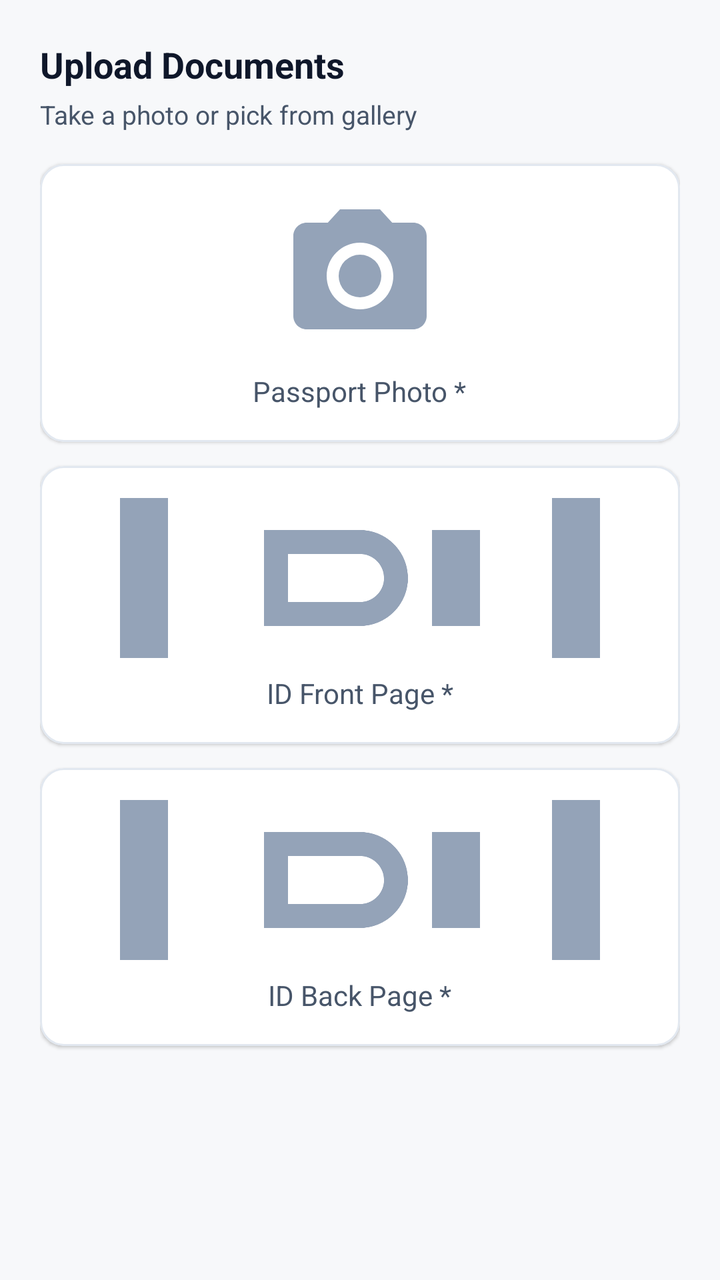
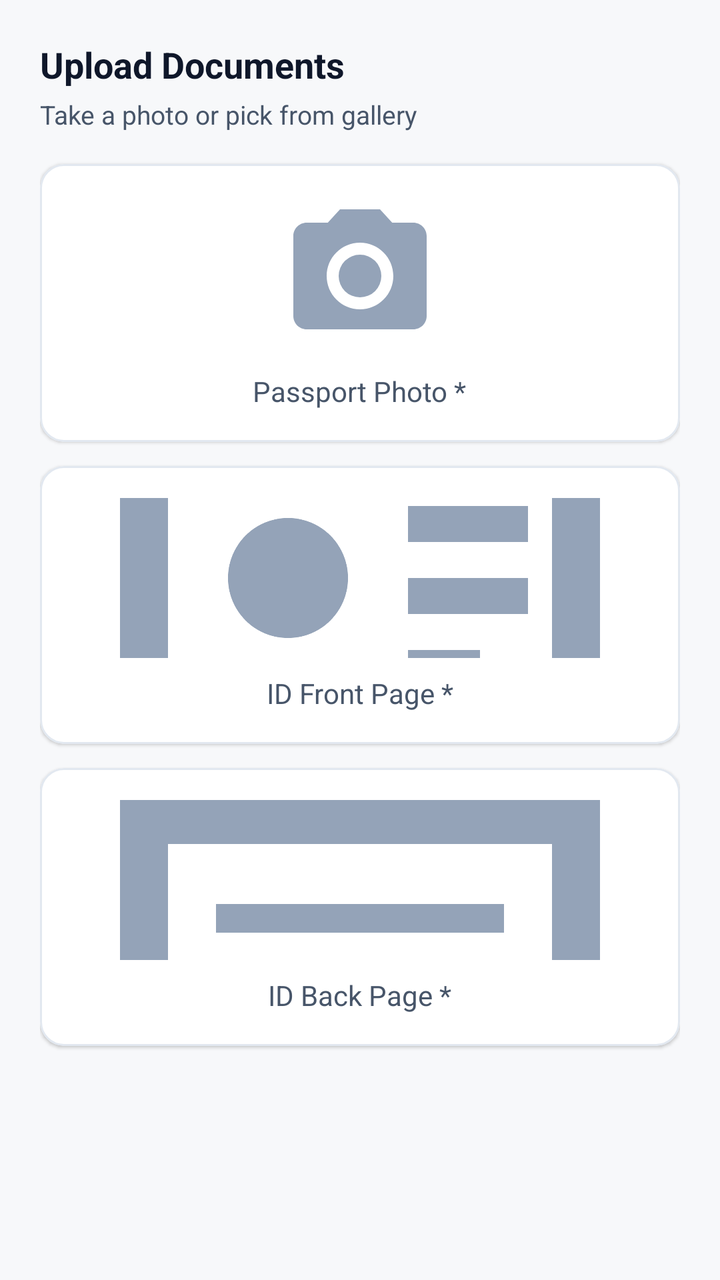

Compare the two renders of this Android layout. The source of the first and the diff that turns it into the second are given below.
<!-- AndroidManifest.xml: application theme Theme.SaccoApp -->
<!-- res/layout/fragment_selfreg_step3.xml -->
<?xml version="1.0" encoding="utf-8"?>
<ScrollView xmlns:android="http://schemas.android.com/apk/res/android"
    xmlns:app="http://schemas.android.com/apk/res-auto"
    android:layout_width="match_parent" android:layout_height="match_parent"
    android:fillViewport="true">

    <LinearLayout android:layout_width="match_parent" android:layout_height="wrap_content"
        android:orientation="vertical" android:padding="20dp">

        <TextView android:layout_width="wrap_content" android:layout_height="wrap_content"
            android:text="Upload Documents"
            android:textColor="@color/text_primary" android:textSize="18sp"
            android:textStyle="bold"/>
        <TextView android:layout_width="wrap_content" android:layout_height="wrap_content"
            android:layout_marginTop="4dp" android:layout_marginBottom="16dp"
            android:text="Take a photo or pick from gallery"
            android:textColor="@color/text_secondary" android:textSize="13sp"/>

        
        <com.google.android.material.card.MaterialCardView
            android:id="@+id/cardPassportPhoto"
            android:layout_width="match_parent" android:layout_height="wrap_content"
            app:cardCornerRadius="12dp" app:cardElevation="1dp"
            app:strokeColor="@color/divider" app:strokeWidth="1dp"
            android:clickable="true" android:focusable="true">
            <LinearLayout android:layout_width="match_parent" android:layout_height="wrap_content"
                android:orientation="vertical" android:padding="16dp" android:gravity="center">
                <ImageView android:id="@+id/ivPassportPhoto"
                    android:layout_width="80dp" android:layout_height="80dp"
                    android:scaleType="centerCrop"
                    android:src="@drawable/ic_camera"
                    app:tint="@color/text_hint"/>
                <TextView android:id="@+id/tvPassportLabel"
                    android:layout_width="wrap_content" android:layout_height="wrap_content"
                    android:layout_marginTop="8dp" android:text="Passport Photo *"
                    android:textColor="@color/text_secondary" android:textSize="14sp"/>
            </LinearLayout>
        </com.google.android.material.card.MaterialCardView>

        
        <com.google.android.material.card.MaterialCardView
            android:id="@+id/cardIdFront"
            android:layout_width="match_parent" android:layout_height="wrap_content"
            android:layout_marginTop="12dp"
            app:cardCornerRadius="12dp" app:cardElevation="1dp"
            app:strokeColor="@color/divider" app:strokeWidth="1dp"
            android:clickable="true" android:focusable="true">
            <LinearLayout android:layout_width="match_parent" android:layout_height="wrap_content"
                android:orientation="vertical" android:padding="16dp" android:gravity="center">
                <ImageView android:id="@+id/ivIdFront"
                    android:layout_width="match_parent" android:layout_height="80dp"
                    android:scaleType="centerCrop"
                    android:src="@drawable/ic_id_card"
                    app:tint="@color/text_hint"/>
                <TextView android:id="@+id/tvIdFrontLabel"
                    android:layout_width="wrap_content" android:layout_height="wrap_content"
                    android:layout_marginTop="8dp" android:text="ID Front Page *"
                    android:textColor="@color/text_secondary" android:textSize="14sp"/>
            </LinearLayout>
        </com.google.android.material.card.MaterialCardView>

        
        <com.google.android.material.card.MaterialCardView
            android:id="@+id/cardIdBack"
            android:layout_width="match_parent" android:layout_height="wrap_content"
            android:layout_marginTop="12dp"
            app:cardCornerRadius="12dp" app:cardElevation="1dp"
            app:strokeColor="@color/divider" app:strokeWidth="1dp"
            android:clickable="true" android:focusable="true">
            <LinearLayout android:layout_width="match_parent" android:layout_height="wrap_content"
                android:orientation="vertical" android:padding="16dp" android:gravity="center">
                <ImageView android:id="@+id/ivIdBack"
                    android:layout_width="match_parent" android:layout_height="80dp"
                    android:scaleType="centerCrop"
                    android:src="@drawable/ic_id_card"
                    app:tint="@color/text_hint"/>
                <TextView android:id="@+id/tvIdBackLabel"
                    android:layout_width="wrap_content" android:layout_height="wrap_content"
                    android:layout_marginTop="8dp" android:text="ID Back Page *"
                    android:textColor="@color/text_secondary" android:textSize="14sp"/>
            </LinearLayout>
        </com.google.android.material.card.MaterialCardView>

    </LinearLayout>
</ScrollView>
<!-- resources referenced by this layout -->
<resources>
  <color name="divider">#E2E8F0</color>
  <color name="text_hint">#94A3B8</color>
  <color name="text_primary">#0F172A</color>
  <color name="text_secondary">#475569</color>
  <!-- drawable ic_id_card (drawable) -->
  <vector xmlns:android="http://schemas.android.com/apk/res/android"
      android:width="24dp" android:height="24dp"
      android:viewportWidth="24" android:viewportHeight="24">
      <path android:fillColor="#000000"
          android:pathData="M20,4H4C2.89,4 2,4.89 2,6V18C2,19.11 2.89,20 4,20H20C21.11,20 22,19.11 22,18V6C22,4.89 21.11,4 20,4ZM20,18H4V6H20V18ZM4,0H20V2H4ZM4,22H20V24H4ZM14,12C14,10.9 13.1,10 12,10H8V14H12C13.1,14 14,13.1 14,12ZM12,11C12.55,11 13,11.45 13,12C13,12.55 12.55,13 12,13H9V11H12ZM15,14H17V10H15Z"/>
  </vector>
  <color name="primary">#0D2C6D</color>
  <color name="primary_dark">#091E4A</color>
  <color name="white">#FFFFFF</color>
  <color name="accent">#D01B22</color>
  <color name="background">#F7F8FA</color>
  <style name="SaccoTextInput" parent="Widget.MaterialComponents.TextInputLayout.OutlinedBox">
          <item name="boxStrokeColor">@color/input_outline</item>
          <item name="boxStrokeWidth">1.5dp</item>
          <item name="boxStrokeWidthFocused">2dp</item>
          <item name="hintTextColor">@color/primary</item>
          <item name="android:textColorHint">@color/text_secondary</item>
          <item name="android:editTextColor">@color/black</item>
          <item name="boxBackgroundColor">@color/input_fill</item>
      </style>
  <style name="SaccoEditText" parent="@android:style/Widget.EditText">
          <item name="android:textColor">@color/black</item>
          <item name="android:textColorHint">@color/text_secondary</item>
          <item name="android:textSize">15sp</item>
      </style>
  <style name="SaccoButton" parent="Widget.MaterialComponents.Button">
          <item name="backgroundTint">@color/primary</item>
          <item name="android:textColor">@color/white</item>
          <item name="android:textAllCaps">false</item>
          <item name="android:textSize">15sp</item>
          <item name="cornerRadius">12dp</item>
      </style>
  <style name="SaccoSpinner" parent="Widget.AppCompat.Spinner">
          <item name="android:popupBackground">@color/white</item>
          <item name="android:textColor">@color/text_primary</item>
      </style>
  <style name="SaccoDropDownItem" parent="Widget.AppCompat.DropDownItem.Spinner">
          <item name="android:textColor">@color/text_primary</item>
      </style>
  <color name="black">#000000</color>
  <color name="input_fill">#F1F5F9</color>
  <style name="SaccoDialogTitle" parent="MaterialAlertDialog.MaterialComponents.Title.Text">
          <item name="android:textColor">@color/text_primary</item>
          <item name="android:textStyle">bold</item>
      </style>
  <style name="SaccoDialogButton" parent="Widget.MaterialComponents.Button.TextButton.Dialog">
          <item name="android:textColor">@color/primary</item>
      </style>
  <!-- unchanged entries left out for length: 3 -->
</resources>

<!-- the commit's change to res/layout/fragment_selfreg_step3.xml (unified diff, before → after) -->
@@ -50,7 +50,7 @@
                 <ImageView android:id="@+id/ivIdFront"
                     android:layout_width="match_parent" android:layout_height="80dp"
                     android:scaleType="centerCrop"
-                    android:src="@drawable/ic_id_card"
+                    android:src="@drawable/ic_id_front"
                     app:tint="@color/text_hint"/>
                 <TextView android:id="@+id/tvIdFrontLabel"
                     android:layout_width="wrap_content" android:layout_height="wrap_content"
@@ -72,7 +72,7 @@
                 <ImageView android:id="@+id/ivIdBack"
                     android:layout_width="match_parent" android:layout_height="80dp"
                     android:scaleType="centerCrop"
-                    android:src="@drawable/ic_id_card"
+                    android:src="@drawable/ic_id_back"
                     app:tint="@color/text_hint"/>
                 <TextView android:id="@+id/tvIdBackLabel"
                     android:layout_width="wrap_content" android:layout_height="wrap_content"
<!-- resource entries referenced after the edit -->
@@ -4,12 +4,33 @@
   <color name="text_hint">#94A3B8</color>
   <color name="text_primary">#0F172A</color>
   <color name="text_secondary">#475569</color>
-  <!-- drawable ic_id_card (drawable) -->
+  <!-- drawable ic_id_back (drawable) -->
   <vector xmlns:android="http://schemas.android.com/apk/res/android"
       android:width="24dp" android:height="24dp"
       android:viewportWidth="24" android:viewportHeight="24">
+      
       <path android:fillColor="#000000"
-          android:pathData="M20,4H4C2.89,4 2,4.89 2,6V18C2,19.11 2.89,20 4,20H20C21.11,20 22,19.11 22,18V6C22,4.89 21.11,4 20,4ZM20,18H4V6H20V18ZM4,0H20V2H4ZM4,22H20V24H4ZM14,12C14,10.9 13.1,10 12,10H8V14H12C13.1,14 14,13.1 14,12ZM12,11C12.55,11 13,11.45 13,12C13,12.55 12.55,13 12,13H9V11H12ZM15,14H17V10H15Z"/>
+          android:pathData="M20,4H4C2.89,4 2,4.89 2,6v12c0,1.1 0.89,2 2,2h16c1.1,0 2,-0.9 2,-2V6C22,4.89 21.1,4 20,4zM20,18H4V6h16V18z"/>
+      
+      <path android:fillColor="#000000"
+          android:pathData="M4,8h16v2.5H4z"/>
+      
+      <path android:fillColor="#000000"
+          android:pathData="M6,13h12v1.2H6zM6,15.5h8v1.2H6z"/>
+  </vector>
+  <!-- drawable ic_id_front (drawable) -->
+  <vector xmlns:android="http://schemas.android.com/apk/res/android"
+      android:width="24dp" android:height="24dp"
+      android:viewportWidth="24" android:viewportHeight="24">
+      
+      <path android:fillColor="#000000"
+          android:pathData="M20,4H4C2.89,4 2,4.89 2,6v12c0,1.1 0.89,2 2,2h16c1.1,0 2,-0.9 2,-2V6C22,4.89 21.1,4 20,4zM20,18H4V6h16V18z"/>
+      
+      <path android:fillColor="#000000"
+          android:pathData="M9,12m-2.5,0a2.5,2.5 0,1 1,5 0a2.5,2.5 0,1 1,-5 0"/>
+      
+      <path android:fillColor="#000000"
+          android:pathData="M14,9h5v1.5h-5zM14,12h5v1.5h-5zM14,15h3v1.5h-3z"/>
   </vector>
   <color name="primary">#0D2C6D</color>
   <color name="primary_dark">#091E4A</color>
